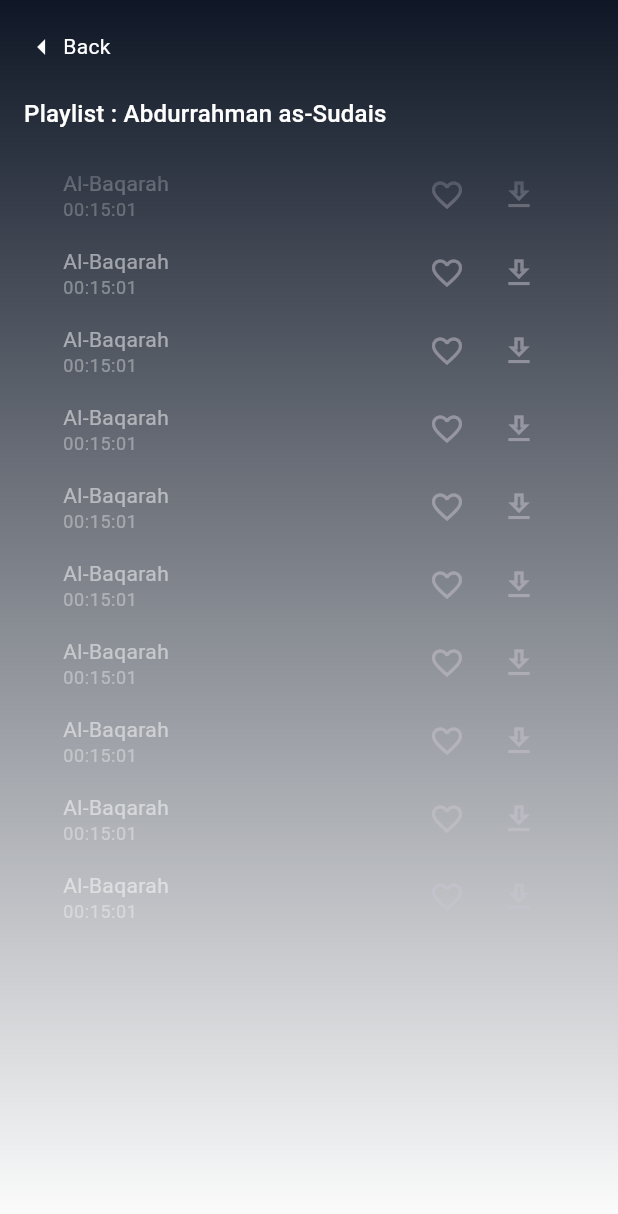
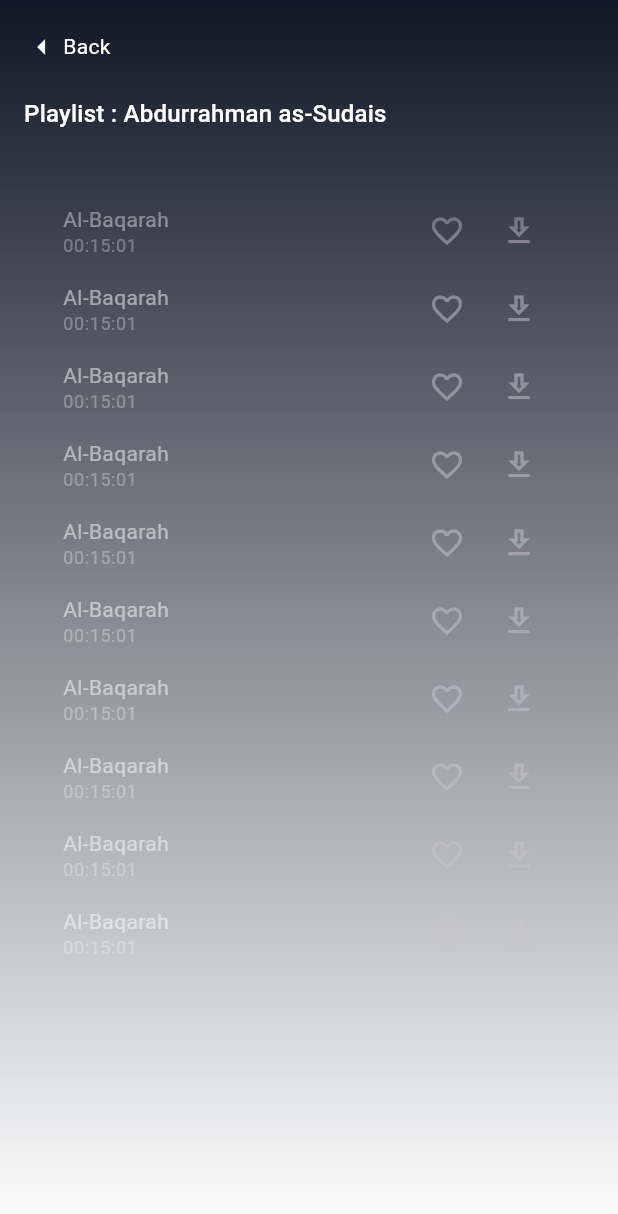
Before and after one commit to Syauqiaja/quran_tv, a Flutter app: the ReciterDetailScreen screen opened directly with empty values, scrolled down 300 dp, on a phone screen of 412 x 824 dp. Shown: the top 1214 px of the screen. Run offline on Flutter 3.47's test engine with Material 3 defaults, Android fonts, the light colour scheme and no system bars; our stand-ins replace bloc, equatable, flutter_bloc, get_it, go_router; missing offline and left inert: dart:ffi.

Commit message:
feat: finished reciter detail

```diff
--- a/lib/presentation/components/buttons/back_nav_button.dart
+++ b/lib/presentation/components/buttons/back_nav_button.dart
@@ -29,6 +29,7 @@ class _BackNavButtonState extends State<BackNavButton> {
           if (event is KeyDownEvent &&
               event.logicalKey == LogicalKeyboardKey.select &&
               widget.focusNode.hasFocus) {
+                print("Back button pressed");
             context.pop();
             return KeyEventResult.handled;
           }
--- a/lib/presentation/components/reciter/reciter_card_item.dart
+++ b/lib/presentation/components/reciter/reciter_card_item.dart
@@ -38,7 +38,7 @@ class _ReciterCardItemState extends State<ReciterCardItem> {
       onFocusChange: _onFocusChange,
       onKeyEvent: (node, event) {
         if(event is KeyDownEvent && event.logicalKey == LogicalKeyboardKey.select && hasFocus){
-            ReciterDetailRoute.go(context, id: widget.data.id);
+            ReciterDetailRoute.push(context, id: widget.data.id);
             return KeyEventResult.handled;
         }
 
@@ -50,7 +50,7 @@ class _ReciterCardItemState extends State<ReciterCardItem> {
         duration: Duration(milliseconds: 200),
         child: GestureDetector(
           onTap: () {
-            ReciterDetailRoute.go(context, id: widget.data.id);
+            ReciterDetailRoute.push(context, id: widget.data.id);
           },
           child: Container(
             width: 300,
--- a/lib/presentation/screens/reciter_detail/reciter_detail_screen.dart
+++ b/lib/presentation/screens/reciter_detail/reciter_detail_screen.dart
@@ -209,6 +209,9 @@ final class ReciterDetailRoute extends RouteWrapper {
   static go(BuildContext context, {required int id}) =>
       context.goNamed(routeName, queryParameters: queryParams(id: id));
 
+  static push(BuildContext context, {required int id}) =>
+      context.pushNamed(routeName, queryParameters: queryParams(id: id));
+
   static Widget _builder(BuildContext context, GoRouterState state) {
     final id = int.tryParse(state.uri.queryParameters['id'] ?? '');
     if (id == null) {
--- a/lib/presentation/screens/reciter_detail/widgets/playlist_item_widget.dart
+++ b/lib/presentation/screens/reciter_detail/widgets/playlist_item_widget.dart
@@ -40,12 +40,25 @@ class _PlaylistItemWidgetState extends State<PlaylistItemWidget> {
                 mainAxisSize: MainAxisSize.min,
                 crossAxisAlignment: CrossAxisAlignment.stretch,
                 children: [
-                  Text("Al-Baqarah"),
-                  Text("00:15:01", style: Theme.of(context).textTheme.bodySmall),
+                  Text("Al-Baqarah", style: Theme.of(context).textTheme.bodyMedium?.copyWith(
+                    fontWeight: hasFocus ? FontWeight.bold : FontWeight.normal
+                  ),),
+                  Text("00:15:01", style: Theme.of(context).textTheme.bodySmall?.copyWith(
+                    color: hasFocus ? Colors.white : Colors.white60,
+                  ),),
                 ],
               ),
             ),
-            IconButton(onPressed: () {}, icon: Icon(Icons.favorite_outline)),
+            AnimatedOpacity(
+              opacity: hasFocus ? 1 : 0,
+              duration: Duration(milliseconds: 100),
+              child: OutlinedButton(onPressed: (){
+                print("Open Al Baqarah");
+              }, child: Text("Play")),
+            ),
+            IconButton(onPressed: () {}, icon: Icon(Icons.favorite_outline), style: IconButton.styleFrom(
+              overlayColor: Colors.white
+            ),),
             IconButton(onPressed: () {}, icon: Icon(Icons.download_outlined)),
           ],
         ),
--- a/lib/presentation/screens/reciter_detail/widgets/playlist_list.dart
+++ b/lib/presentation/screens/reciter_detail/widgets/playlist_list.dart
@@ -39,6 +39,7 @@ class _PlaylistListState extends State<PlaylistList> {
           _playlistFocused = value;
         });
         widget.onFocusChange?.call(value);
+        print(widget.focusScopeNode);
       },
       onKeyEvent: (node, event) {
         if (event is KeyDownEvent && _playlistFocused) {
@@ -56,8 +57,11 @@ class _PlaylistListState extends State<PlaylistList> {
         }
         return KeyEventResult.ignored;
       },
+      child: FocusTraversalGroup(
+        policy: OrderedTraversalPolicy(),
         child: CustomScrollView(
           slivers: [
+            SliverPadding(padding: EdgeInsets.only(top: 24)),
             SliverPadding(
               padding: EdgeInsetsGeometry.symmetric(horizontal: 16, vertical: 16),
               sliver: SliverList.builder(
@@ -69,6 +73,7 @@ class _PlaylistListState extends State<PlaylistList> {
             ),
           ],
         ),
+      ),
     );
   }
 }
```
Lines whose indentation alone changed are shown as unchanged.
